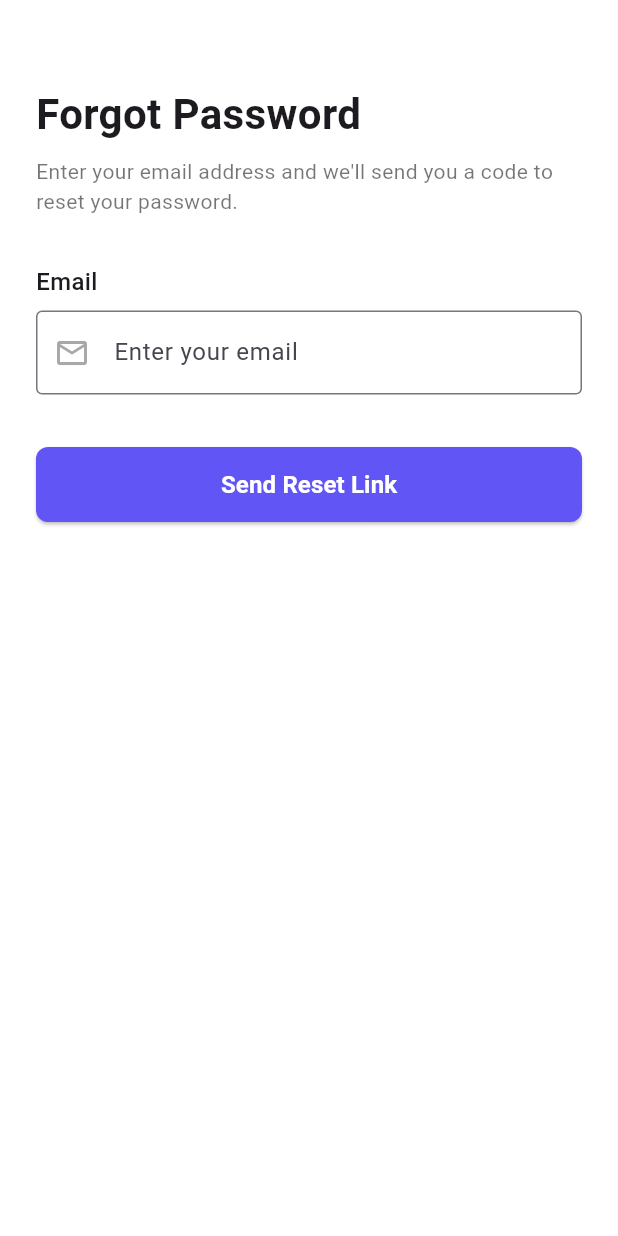
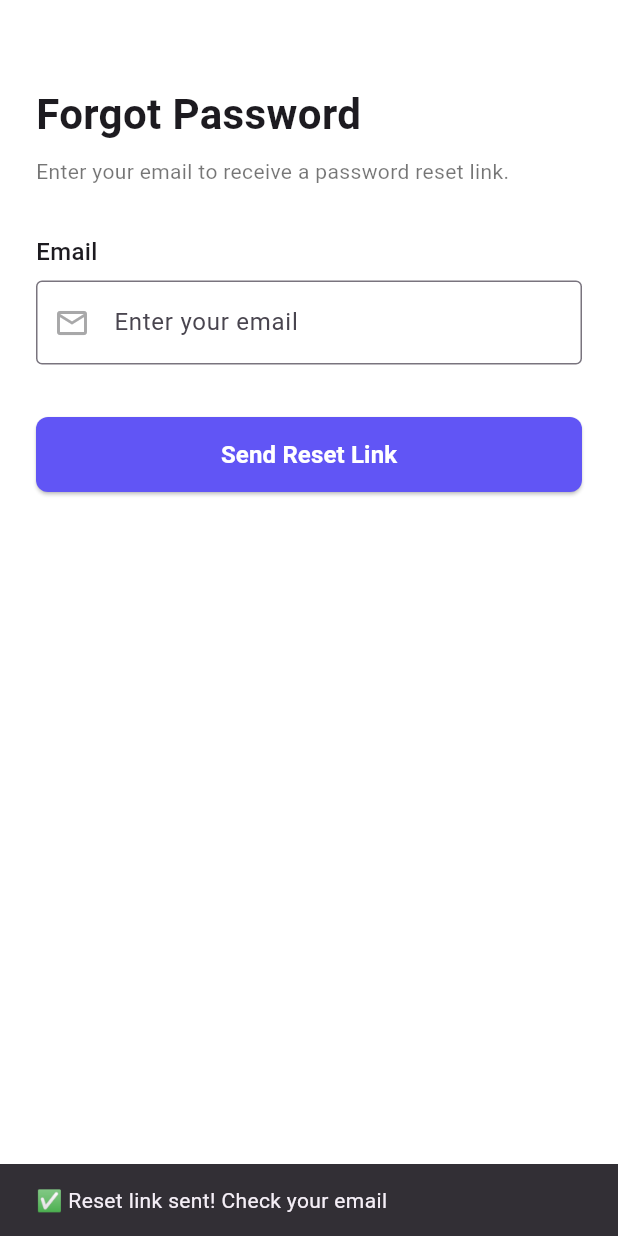
Before and after one commit to Nourhan-mo7amed/masrofy, a Flutter app: the ForgotPasswordScreen screen opened by its route, after a tap on "Send Reset Link", on a phone screen of 412 x 824 dp. Run offline on Flutter 3.47's test engine with Material 3 defaults, Android fonts, the phone set to English and light mode, and no system bars; our stand-ins replace cloud_firestore, firebase_auth, firebase_core, fl_chart, google_sign_in, lottie and 1 more; accounts and stored records are empty; network calls fail.

Commit message:
Add Income and Expense models, implement month name utility, and enhance UserModel with UID and photo URL

```diff
--- a/lib/models/user_model.dart
+++ b/lib/models/user_model.dart
@@ -1,11 +1,27 @@
 class UserModel {
-  String name;
-  String email;
-  String password;
+  final String uid;
+  final String name;
+  final String email;
+  final String? photoUrl;
 
   UserModel({
+    required this.uid,
     required this.name,
     required this.email,
-     this.password='',
+    this.photoUrl,
   });
+
+  Map<String, dynamic> toJson() => {
+        "uid": uid,
+        "name": name,
+        "email": email,
+        "photoUrl": photoUrl,
+      };
+
+  factory UserModel.fromJson(Map<String, dynamic> json) => UserModel(
+        uid: json["uid"],
+        name: json["name"],
+        email: json["email"],
+        photoUrl: json["photoUrl"],
+      );
 }
--- a/lib/repositories/auth_repsitories.dart
+++ b/lib/repositories/auth_repsitories.dart
@@ -32,7 +32,7 @@ class AuthRepository {
         });
 
         print("✅ Added to Firestore");
-        return UserModel(name: name, email: email);
+        return UserModel(name: name, email: email, uid: firebaseUser.uid);
       }
     } on FirebaseAuthException catch (e) {
       print('❌ FirebaseAuth Error in signUp: ${e.message}');
@@ -50,7 +50,6 @@ class AuthRepository {
   }) async {
     try {
       // تسجيل الدخول
-
       print(email);
       print(password);
       UserCredential userCredential = await _firebaseAuth
@@ -64,10 +63,12 @@ class AuthRepository {
             .collection('users')
             .doc(firebaseUser.uid)
             .get();
-            print("wellllllllllllll hooooooooooooooooo😍😎😎😋😍😎");
 
         if (userDoc.exists) {
-          return UserModel(name: userDoc['name'], email: userDoc['email']);
+          return UserModel(
+              name: userDoc['name'],
+              email: userDoc['email'],
+              uid: firebaseUser.uid);
         } else {
           print("⚠️ User document does not exist in Firestore.");
         }
@@ -84,9 +85,19 @@ class AuthRepository {
     }
     return null;
   }
+
+  // 🟢 Forgot Password
+  Future<void> resetPassword({required String email}) async {
+    try {
+      await _firebaseAuth.sendPasswordResetEmail(email: email);
+      print("✅ Password reset email sent to $email");
+    } on FirebaseAuthException catch (e) {
+      print("❌ FirebaseAuth Error in resetPassword: ${e.message}");
+    } catch (e) {
+      print("❌ Unknown Error in resetPassword: $e");
+    }
+  }
 }
-
-
 
 class AuthService {
   final FirebaseAuth _auth = FirebaseAuth.instance;
@@ -99,7 +110,8 @@ class AuthService {
       if (googleUser == null) return null;
 
       // 2. جلب بيانات المصادقة
-      final GoogleSignInAuthentication googleAuth = await googleUser.authentication;
+      final GoogleSignInAuthentication googleAuth =
+          await googleUser.authentication;
 
       // 3. إنشاء credential
       final AuthCredential credential = GoogleAuthProvider.credential(
@@ -108,7 +120,8 @@ class AuthService {
       );
 
       // 4. تسجيل الدخول في Firebase
-      final UserCredential userCredential = await _auth.signInWithCredential(credential);
+      final UserCredential userCredential =
+          await _auth.signInWithCredential(credential);
 
       return userCredential.user;
     } catch (e) {
--- a/lib/view/forgotPasswordView/forgotPW_screen.dart
+++ b/lib/view/forgotPasswordView/forgotPW_screen.dart
@@ -1,8 +1,29 @@
 import 'package:flutter/material.dart';
+import 'package:masrofy/repositories/auth_repsitories.dart';
 import '../../widgets/Custom_TextField.dart';
 
-class ForgotPasswordScreen extends StatelessWidget {
+class ForgotPasswordScreen extends StatefulWidget {
   const ForgotPasswordScreen({super.key});
+
+  @override
+  State<ForgotPasswordScreen> createState() => _ForgotPasswordScreenState();
+}
+
+class _ForgotPasswordScreenState extends State<ForgotPasswordScreen> {
+  final _formKey = GlobalKey<FormState>();
+  final TextEditingController _emailController = TextEditingController();
+  final AuthRepository _authRepository = AuthRepository();
+
+  Future<void> _resetPassword() async {
+    if (_formKey.currentState!.validate()) {
+      await _authRepository.resetPassword(email: _emailController.text.trim());
+      print("${_emailController.text.trim()}😂😁😁😁");
+      ScaffoldMessenger.of(context).showSnackBar(
+        const SnackBar(content: Text("✅ Reset link sent! Check your email")),
+      );
+      print("all done🎇");
+    }
+  }
 
   @override
   Widget build(BuildContext context) {
@@ -11,46 +32,41 @@ class ForgotPasswordScreen extends StatelessWidget {
       body: SafeArea(
         child: SingleChildScrollView(
           padding: const EdgeInsets.all(24.0),
+          child: Form(
+            key: _formKey,
             child: Column(
               crossAxisAlignment: CrossAxisAlignment.start,
               children: [
                 const SizedBox(height: 32),
-
-              // Title
                 const Text(
                   "Forgot Password",
                   style: TextStyle(fontSize: 28, fontWeight: FontWeight.bold),
                 ),
                 const SizedBox(height: 8),
                 const Text(
-                "Enter your email address and we'll send you a code to reset your password.",
+                  "Enter your email to receive a password reset link.",
                   style: TextStyle(fontSize: 14, color: Colors.black54),
                 ),
-
                 const SizedBox(height: 32),
 
-              // Email label
                 const Text(
-                'Email',
+                  "Email",
                   style: TextStyle(fontSize: 16, fontWeight: FontWeight.w500),
                 ),
                 const SizedBox(height: 8),
 
-              // Email field
-              const CustomTextField(
+                CustomTextField(
                   hintText: 'Enter your email',
-                icon: Icons.email_outlined, controller: null,//error null!!!!!
+                  icon: Icons.email_outlined,
+                  controller: _emailController,
                 ),
-
                 const SizedBox(height: 35),
 
-              // Reset Button
                 SizedBox(
                   height: 50,
                   width: double.infinity,
                   child: ElevatedButton(
-                  onPressed: () {
-                  },
+                    onPressed: _resetPassword,
                     style: ElevatedButton.styleFrom(
                       backgroundColor: const Color(0xFF6155F5),
                       shape: RoundedRectangleBorder(
@@ -71,6 +87,7 @@ class ForgotPasswordScreen extends StatelessWidget {
             ),
           ),
         ),
+      ),
     );
   }
 }
--- a/lib/viewmodels/Auth_ViewModel.dart
+++ b/lib/viewmodels/Auth_ViewModel.dart
@@ -1,4 +1,3 @@
-import 'package:firebase_auth/firebase_auth.dart';
 import 'package:flutter/material.dart';
 import 'package:masrofy/models/user_model.dart';
 import '../repositories/auth_repsitories.dart';
```
Also changed, not shown: lib/core/constants/month_name.dart (added, +17 -0 lines), lib/models/ExpenseModel.dart (added, +31 -0 lines), lib/models/IncomeModel.dart (added, +31 -0 lines), lib/models/category_model.dart (+20 -2 lines), lib/view/add_incomeView/add_Income_Screen.dart (+30 -36 lines). Lines whose indentation alone changed are shown as unchanged.
